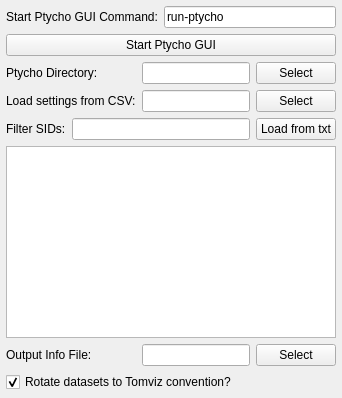
First picture: the form in tomviz/PtychoWidget.ui, repository psavery/tomviz, before the edit.
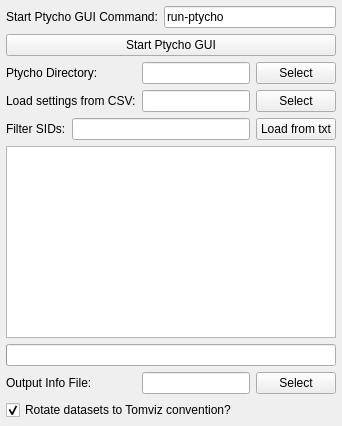
Second picture: the form after the edit.

Commit message:
Scan the ptycho directory in a background thread
Opening a ptycho folder froze the dialog while every scan's config was
located and read. The scan now runs in a QtConcurrent worker with a
progress bar, a cancel button, and rows appended to the table as they
arrive; config lookups skip non-text files and cap the bytes read,
angles are read once per scan, and closing the dialog mid-scan no longer
touches freed widgets.

The edit to the form file:
```diff
--- a/tomviz/PtychoWidget.ui
+++ b/tomviz/PtychoWidget.ui
@@ -34,6 +34,19 @@
      </attribute>
     </widget>
    </item>
+   <item row="9" column="0" colspan="3">
+    <widget class="QProgressBar" name="scanProgressBar">
+     <property name="toolTip">
+      <string>&lt;html&gt;&lt;head/&gt;&lt;body&gt;&lt;p&gt;Progress of the ptycho directory scan. SIDs appear in the table above as they are scanned.&lt;/p&gt;&lt;/body&gt;&lt;/html&gt;</string>
+     </property>
+     <property name="format">
+      <string>Scanning SIDs: %v of %m</string>
+     </property>
+     <property name="textVisible">
+      <bool>true</bool>
+     </property>
+    </widget>
+   </item>
    <item row="4" column="1">
     <widget class="QLineEdit" name="loadFromCSVFile">
      <property name="toolTip">
```
The commit also changes 3 other files.
